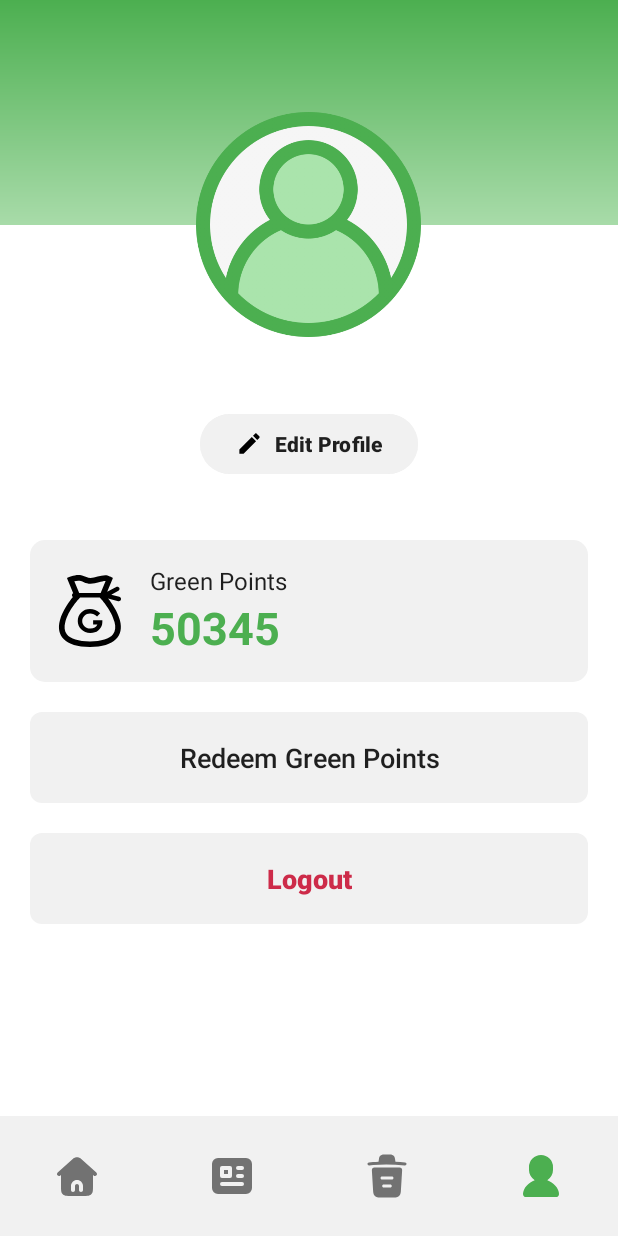
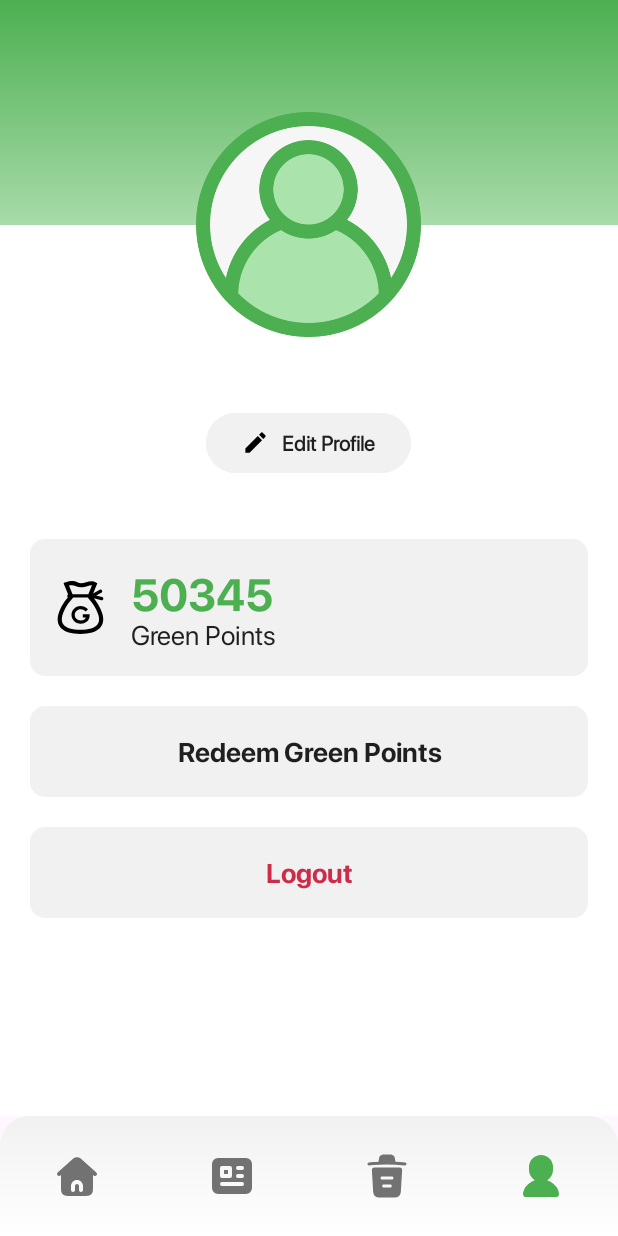
Before and after one commit to devarshukani/Green, an Android app: the fragment AwarenessFragment placed in its activity, item 4 of the bottom bar chosen, on a phone screen of 412 x 824 dp. Run offline under Robolectric (Android 15) with nearby library versions, the phone set to English and light mode, and no system bars; our stand-ins replace Firebase (no records; nobody signed in at launch, a user with empty details on screens opened directly).

Commit message:
Small Changes
- UI Tweaks (Home, profile, login, register)
- SF Pro Font added to all screens and fragment
- Awareness fragment updated
- Added Confirm password field while register

```diff
--- a/Green-User/app/src/main/java/com/devarshukani/green_user/activity/HomeActivity.java
+++ b/Green-User/app/src/main/java/com/devarshukani/green_user/activity/HomeActivity.java
@@ -37,7 +37,7 @@ public class HomeActivity extends AppCompatActivity {
         setContentView(R.layout.activity_home);
 
         auth = FirebaseAuth.getInstance();
-        Toast.makeText(this, auth.getCurrentUser().getEmail() , Toast.LENGTH_SHORT).show();
+//        Toast.makeText(this, auth.getCurrentUser().getEmail() , Toast.LENGTH_SHORT).show();
         Log.d("Current User : ", auth.getCurrentUser().getEmail());
 
 
--- /dev/null
+++ b/Green-User/app/src/main/res/drawable/bg_bottom_navigation.xml
@@ -0,0 +1,12 @@
+<shape xmlns:android="http://schemas.android.com/apk/res/android">
+    <gradient
+        android:angle="270"
+    android:startColor="@color/lightgray"
+    android:endColor="@color/white"
+    android:type="linear" />
+    <corners
+        android:topLeftRadius="20dp"
+        android:topRightRadius="20dp"
+        android:bottomLeftRadius="0dp"
+        android:bottomRightRadius="0dp" />
+</shape>
--- a/Green-User/app/src/main/res/drawable/button_background.xml
+++ b/Green-User/app/src/main/res/drawable/button_background.xml
@@ -1,7 +1,7 @@
 <?xml version="1.0" encoding="utf-8"?>
 <shape xmlns:android="http://schemas.android.com/apk/res/android"
     android:shape="rectangle">
-    <corners android:radius="8dp"/>
+    <corners android:radius="10dp"/>
     <gradient
         android:startColor="@color/green"
         android:endColor="@color/green"/>
--- a/Green-User/app/src/main/res/drawable/button_secondary_background.xml
+++ b/Green-User/app/src/main/res/drawable/button_secondary_background.xml
@@ -2,5 +2,5 @@
 <shape xmlns:android="http://schemas.android.com/apk/res/android"
     android:shape="rectangle">
     <solid android:color="@color/lightgray" />
-    <corners android:radius="8dp"/>
+    <corners android:radius="10dp"/>
 </shape>
--- a/Green-User/app/src/main/res/drawable/edit_text_background.xml
+++ b/Green-User/app/src/main/res/drawable/edit_text_background.xml
@@ -1,7 +1,7 @@
 <?xml version="1.0" encoding="utf-8"?>
 <shape xmlns:android="http://schemas.android.com/apk/res/android"
     android:shape="rectangle">
-    <corners android:radius="8dp"/>
+    <corners android:radius="10dp"/>
 <!--    <stroke-->
 <!--        android:width="1dp"-->
 <!--        android:color="#A5A5A5"/>-->
--- a/Green-User/app/src/main/res/layout/activity_home.xml
+++ b/Green-User/app/src/main/res/layout/activity_home.xml
@@ -17,14 +17,15 @@
         android:layout_height="wrap_content"
         android:layout_alignParentBottom="true"
         android:layout_gravity="bottom"
-        app:menu="@menu/bottom_navigation_menu"
+        android:background="@drawable/bg_bottom_navigation"
+        app:elevation="40dp"
+        app:itemActiveIndicatorStyle="@color/lightgray"
+        app:itemIconSize="32dp"
         app:itemIconTint="@drawable/bottom_nav_color_state"
         app:itemTextColor="@drawable/bottom_nav_color_state"
         app:labelVisibilityMode="unlabeled"
-        app:elevation="30dp"
-        android:background="@color/lightgray"
-        app:itemActiveIndicatorStyle="@color/lightgray"
-        app:itemIconSize="32dp"/>
+        app:menu="@menu/bottom_navigation_menu" />
+
 
 
 </RelativeLayout>
--- a/Green-User/app/src/main/res/layout/fragment_profile.xml
+++ b/Green-User/app/src/main/res/layout/fragment_profile.xml
@@ -38,7 +38,8 @@
             android:textSize="20sp"
             android:layout_marginTop="10dp"
             android:textColor="@color/darkgray"
-            android:textStyle="bold"/>
+            android:textStyle="bold"
+            android:fontFamily="@font/sf_pro_display_bold"/>
 
         <Button
             android:id="@+id/editProfileButton"
@@ -51,7 +52,8 @@
             android:layout_height="wrap_content"
             android:layout_gravity="center"
             android:drawableLeft="@drawable/ic_edit"
-            android:layout_marginTop="10dp"/>
+            android:layout_marginTop="10dp"
+            android:fontFamily="@font/sf_pro_display_regular"/>
 
         <androidx.cardview.widget.CardView
             android:layout_width="match_parent"
@@ -75,8 +77,8 @@
                     android:layout_gravity="center">
 
                     <ImageView
-                        android:layout_width="48dp"
-                        android:layout_height="48dp"
+                        android:layout_width="35dp"
+                        android:layout_height="35dp"
                         android:src="@drawable/ic_green_coin" />
 
                 </LinearLayout>
@@ -88,20 +90,24 @@
                     android:layout_marginLeft="16dp">
 
                     <TextView
-                        android:layout_width="wrap_content"
-                        android:layout_height="wrap_content"
-                        android:text="Green Points"
-                        android:textColor="@color/darkgray"
-                        android:textSize="16sp"/>
-
-                    <TextView
                         android:id="@+id/points_earned_text"
                         android:layout_width="wrap_content"
                         android:layout_height="wrap_content"
                         android:text="50345"
                         android:textColor="@color/green"
-                        android:textStyle="bold"
-                        android:textSize="30sp"/>
+                        android:textSize="30sp"
+                        android:fontFamily="@font/sf_pro_display_bold"/>
+
+                    <TextView
+                        android:layout_marginTop="-5dp"
+                        android:layout_width="wrap_content"
+                        android:layout_height="wrap_content"
+                        android:text="Green Points"
+                        android:textColor="@color/darkgray"
+                        android:textSize="18sp"
+                        android:fontFamily="@font/sf_pro_display_regular"/>
+
+
 
 
 
@@ -124,7 +130,8 @@
             android:background="@drawable/button_secondary_background"
             android:elevation="0dp"
             android:textAllCaps="false"
-            android:stateListAnimator="@null" />
+            android:stateListAnimator="@null"
+            android:fontFamily="@font/sf_pro_display_bold"/>
 
 
 
@@ -143,7 +150,8 @@
             android:background="@drawable/button_secondary_background"
             android:elevation="0dp"
             android:textAllCaps="false"
-            android:stateListAnimator="@null" />
+            android:stateListAnimator="@null"
+            android:fontFamily="@font/sf_pro_display_bold"/>
 
 
     </LinearLayout>
```
Also changed, not shown: Green-User/app/src/main/java/com/devarshukani/green_user/activity/RegisterActivity.java (+9 -1 lines), Green-User/app/src/main/res/drawable/ic_share_location.xml (added, +10 -0 lines), Green-User/app/src/main/res/layout/activity_login.xml (+12 -8 lines), Green-User/app/src/main/res/layout/activity_main.xml (+6 -5 lines), Green-User/app/src/main/res/layout/activity_register.xml (+26 -6 lines), Green-User/app/src/main/res/layout/component_awareness_card.xml (+15 -10 lines), Green-User/app/src/main/res/layout/fragment_awareness.xml (+8 -4 lines), Green-User/app/src/main/res/layout/fragment_home.xml (+26 -46 lines), Green-User/app/src/main/java/com/devarshukani/green_user/fragment/AwarenessFragment.java (line endings or trailing spaces), Green-User/app/src/main/res/font/sf_pro_display_bold.ttf (added), Green-User/app/src/main/res/font/sf_pro_display_regular.ttf (added).
